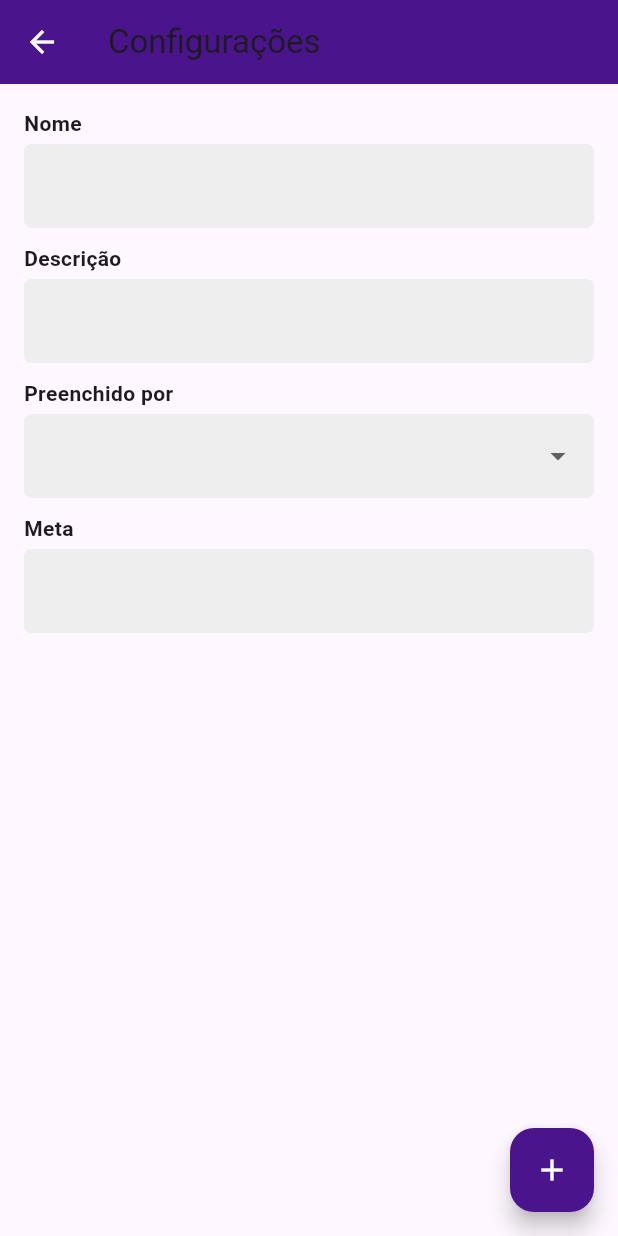
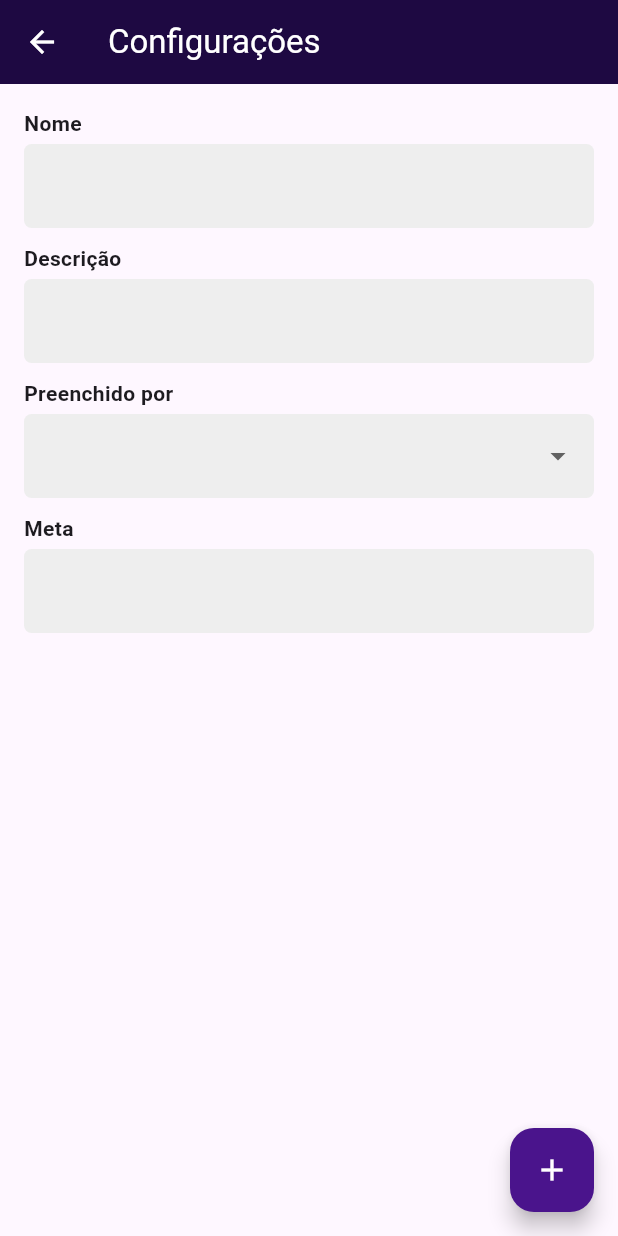
Before and after one commit to RayDaBahia/Engenharia-de-Software, a Flutter app: the Configruacoes screen opened by its route, on a phone screen of 412 x 824 dp. Run offline on Flutter 3.47's test engine with Material 3 defaults, Android fonts, the phone set to English and light mode, and no system bars; our stand-ins replace cloud_firestore, firebase_auth, firebase_core, google_sign_in, hive, hive_flutter and 1 more; accounts and stored records are empty.

Commit message:
Mudança de cor

```diff
--- a/uesb_forms/lib/Telas/Formulario/Configruacoes.dart
+++ b/uesb_forms/lib/Telas/Formulario/Configruacoes.dart
@@ -30,8 +30,12 @@ class _ConfigruacoesState extends State<Configruacoes> {
   Widget build(BuildContext context) {
     return Scaffold(
       appBar: AppBar(
-        backgroundColor: Colors.purple.shade900,
-        title: const Text('Configurações'),
+        backgroundColor: const Color.fromRGBO(30, 9, 66, 1),
+     title: const Text(
+    'Configurações',
+    style: TextStyle(color: Colors.white),
+  ),
+
         leading: IconButton(
           icon: const Icon(Icons.arrow_back, color: Colors.white),
           onPressed: () => Navigator.of(context).pushReplacementNamed(Rotas.MEUS_FORMULARIOS),
```
